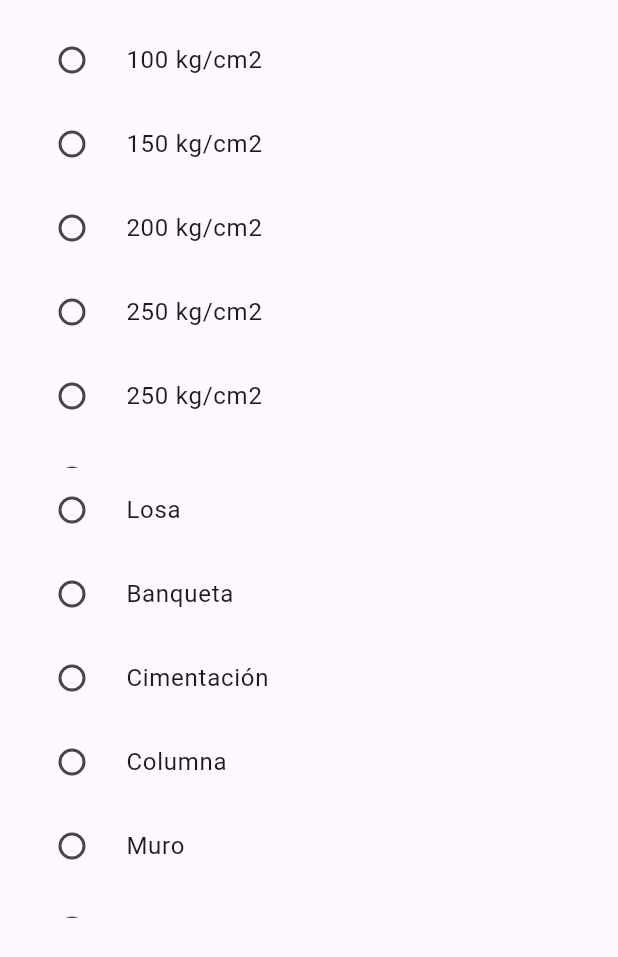
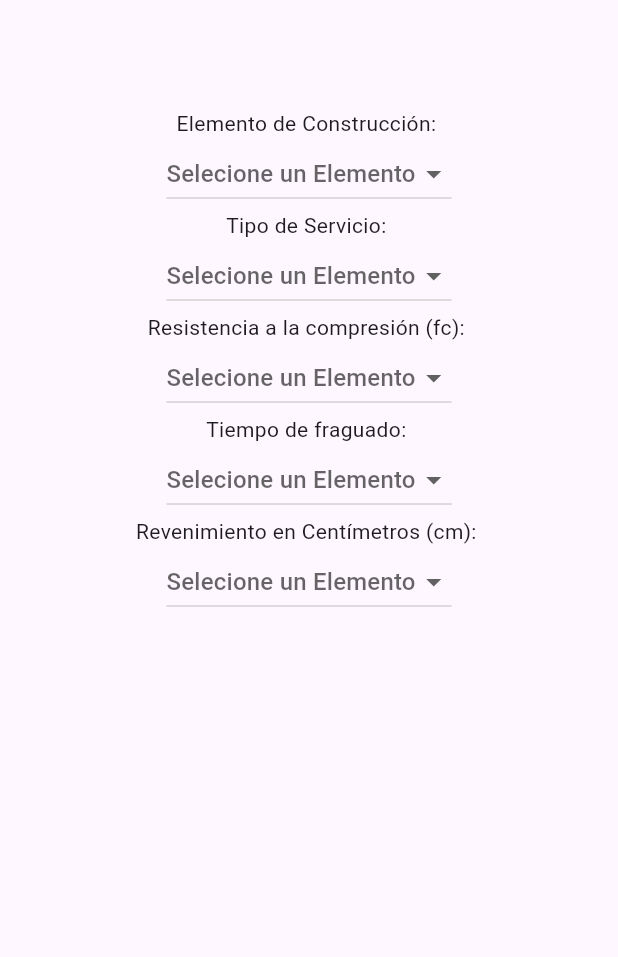
Before and after one commit to prissmarquez/calculadora-de-cemento-app, a Flutter app: the screen it shows after launch, after a tap on "Siguiente", on a phone screen of 412 x 824 dp. Shown: the top 957 px of the screen. Run offline on Flutter 3.47's test engine with Material 3 defaults, Android fonts, the light colour scheme and no system bars.

Commit message:
dropdown para cada type

```diff
--- a/lib/components/myDropDownButton1.dart
+++ b/lib/components/myDropDownButton.dart
@@ -3,7 +3,7 @@ import 'dart:convert';
 
 import 'package:flutter/material.dart';
 
-class Mydropdownbutton1<T> extends StatefulWidget {
+class Mydropdownbutton<T> extends StatefulWidget {
   //“El tipo lo va a decidir el que use mi widget”, por eso es T"
   // final List<T> items;
   // final T? selectedValue;
@@ -17,7 +17,7 @@ class Mydropdownbutton1<T> extends StatefulWidget {
   final String Function(T) itemLabelBuilder;
   final String hinText;
 
-  const Mydropdownbutton1({
+  const Mydropdownbutton({
     Key? key,
     required this.items,
     required this.selectedValue,
@@ -27,10 +27,10 @@ class Mydropdownbutton1<T> extends StatefulWidget {
   }) : super(key: key);
 
   @override
-  State<Mydropdownbutton1<T>> createState() => _Mydropdownbutton1<T>();
+  State<Mydropdownbutton<T>> createState() => _Mydropdownbutton<T>();
 }
 
-class _Mydropdownbutton1<T> extends State<Mydropdownbutton1<T>> {
+class _Mydropdownbutton<T> extends State<Mydropdownbutton<T>> {
   //Piensa que _internalSelectedValue es como el post-it donde el widget apunta cuál fue la última opción elegida.
   //Al inicio: no hay nada seleccionado → está en null.
   //Cuando eliges un valor: se guarda ahí el valor que seleccionaste.
@@ -47,7 +47,7 @@ class _Mydropdownbutton1<T> extends State<Mydropdownbutton1<T>> {
 
   @override
   //cuando padre canbia el valor este actualiza el valor
-  void didUpdateWidget(covariant Mydropdownbutton1<T> oldWidget) {
+  void didUpdateWidget(covariant Mydropdownbutton<T> oldWidget) {
     super.didUpdateWidget(oldWidget);
     if (widget.selectedValue != oldWidget.selectedValue) {
       _internalSelectedValue = widget.selectedValue;
--- a/lib/main.dart
+++ b/lib/main.dart
@@ -1,4 +1,4 @@
-import 'package:cement_app/pages/mainPage.dart';
+
 import 'package:cement_app/pages/mainPage1.dart';
 import 'package:flutter/material.dart';
 
--- a/lib/pages/mainPage1.dart
+++ b/lib/pages/mainPage1.dart
@@ -1,4 +1,4 @@
-import 'package:cement_app/components/mydropdownbutton.dart';
+import 'package:cement_app/components/specialddownbutton.dart';
 import 'package:cement_app/components/myselectableimage.dart';
 import 'package:cement_app/pages/typePage.dart';
 import 'package:flutter/material.dart';
@@ -135,7 +135,7 @@ class _MainpageState extends State<Mainpage1> {
                   ),
                 ),
                 //para eligir la unidadd
-                Mydropdownbutton(),
+                Specialddownbutton(),
               ],
             ),
 
@@ -160,7 +160,7 @@ class _MainpageState extends State<Mainpage1> {
                 ),
 
                 //para eligir la unidadd
-                Mydropdownbutton(),
+                Specialddownbutton(),
               ],
             ),
 
@@ -185,7 +185,7 @@ class _MainpageState extends State<Mainpage1> {
                   ),
                 ),
                 //para eligir la unidadd
-                Mydropdownbutton(),
+                Specialddownbutton(),
               ],
             ),
                 ],
--- a/lib/pages/typePage.dart
+++ b/lib/pages/typePage.dart
@@ -1,27 +1,114 @@
-import 'package:cement_app/components/mylist_elementoConstruccion.dart';
-import 'package:cement_app/components/mylist_resistencia.dart';
+
+import 'package:cement_app/components/myDropDownButton.dart';
 import 'package:flutter/material.dart';
 
-class Typepage extends StatelessWidget {
+class Typepage extends StatefulWidget {
+
   const Typepage({super.key});
 
   @override
+  State<Typepage> createState() => _TypepageState();
+}
+
+class _TypepageState extends State<Typepage> {
+  final List <String> elementos = [
+    "Cimentación", "Piso", "Banqueta", "Muro", "Cisterna", "Pavimento", "Losa", "Talud" , "Zapata", "Columna", "Otro"
+    ];
+    final List <String> servicio = [
+    "Tiro directo" , "Bomba"
+    ];
+    final List <String> resistencia = [
+    "150 kg/cm2", "200 kg/cm2", "250 kg/cm2", "300 kg/cm2", "350 kg/cm2"
+    ];
+     final List <String> fraguado =[
+    "3 dias", "7 dias", "14 dias", "28 dias"
+    ];
+     final List <String> revenimiento =[
+    "10 cm", "12 cm", "4 cm", "28 cm", "28 cm"
+    ];
+  String? elementoSelecionado;
+  String? servicioSelecionado;
+  String? resistenciaSelecionado;
+  String? fraguadoSelecionado;
+  String? revenimientoSelecionado;
+
+  @override
   Widget build(BuildContext context) {
+
     return Scaffold(
       body: Padding(
         padding: EdgeInsetsGeometry.all(12),
-        child: Column(
-          children: [
-            Container(
-              height: 300,
-              child: MyradiobuttonResistencia(),
-            ),
+        child: Center(
+          child: Column(
+            children: [
+              Padding(padding: EdgeInsetsGeometry.all(30)),
+              Text("Elemento de Construcción: "),
+              Mydropdownbutton<String>(
+                hinText: "Selecione un Elemento",
+                items: elementos,
+                selectedValue: elementoSelecionado,
+                onChanged: (nuevoElemento) {
+                  setState(() {
+                    elementoSelecionado = nuevoElemento;
+                  });
+                },
+                itemLabelBuilder: (elementos) => elementos,
+                ),
 
-            Container(
-              height: 300,
-              child: MylistElementoconstruccion(),
-            )
-          ],
+                Text("Tipo de Servicio: "),
+              Mydropdownbutton<String>(
+                hinText: "Selecione un Elemento",
+                items: servicio,
+                selectedValue: servicioSelecionado,
+                onChanged: (nuevoServicio) {
+                  setState(() {
+                    servicioSelecionado = nuevoServicio;
+                  });
+                },
+                itemLabelBuilder: (servicio) => servicio,
+                ),
+
+
+                Text("Resistencia a la compresión (fc): "),
+              Mydropdownbutton<String>(
+                hinText: "Selecione un Elemento",
+                items: resistencia,
+                selectedValue: resistenciaSelecionado,
+                onChanged: (nuevaResistencia) {
+                  setState(() {
+                    resistenciaSelecionado = nuevaResistencia;
+                  });
+                },
+                itemLabelBuilder: (resistencia) => resistencia,
+                ),
+
+                Text("Tiempo de fraguado: "),
+              Mydropdownbutton<String>(
+                hinText: "Selecione un Elemento",
+                items: fraguado,
+                selectedValue: fraguadoSelecionado,
+                onChanged: (nuevaFraguado) {
+                  setState(() {
+                    fraguadoSelecionado = nuevaFraguado;
+                  });
+                },
+                itemLabelBuilder: (fraguado) => fraguado,
+                ),
+
+                Text("Revenimiento en Centímetros (cm): "),
+              Mydropdownbutton<String>(
+                hinText: "Selecione un Elemento",
+                items: revenimiento,
+                selectedValue: revenimientoSelecionado,
+                onChanged: (nuevoRevenimiento) {
+                  setState(() {
+                    revenimientoSelecionado = nuevoRevenimiento;
+                  });
+                },
+                itemLabelBuilder: (revenimiento) => revenimiento,
+                )
+            ],
+          ),
         ) ,
         )
     );
```
